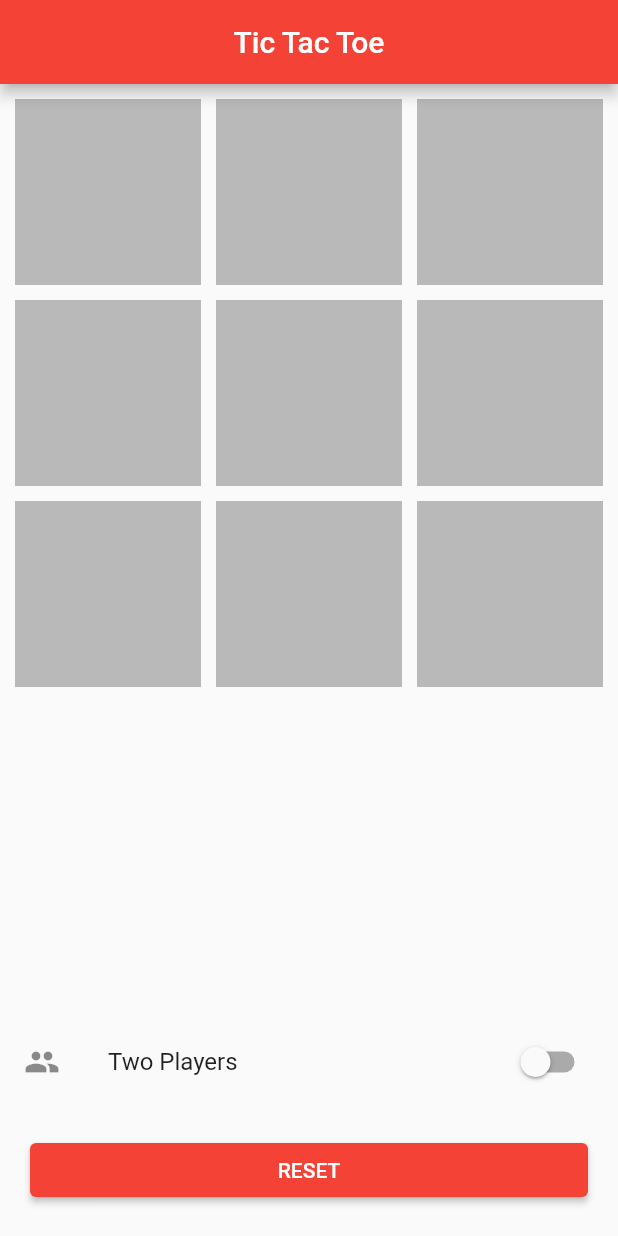
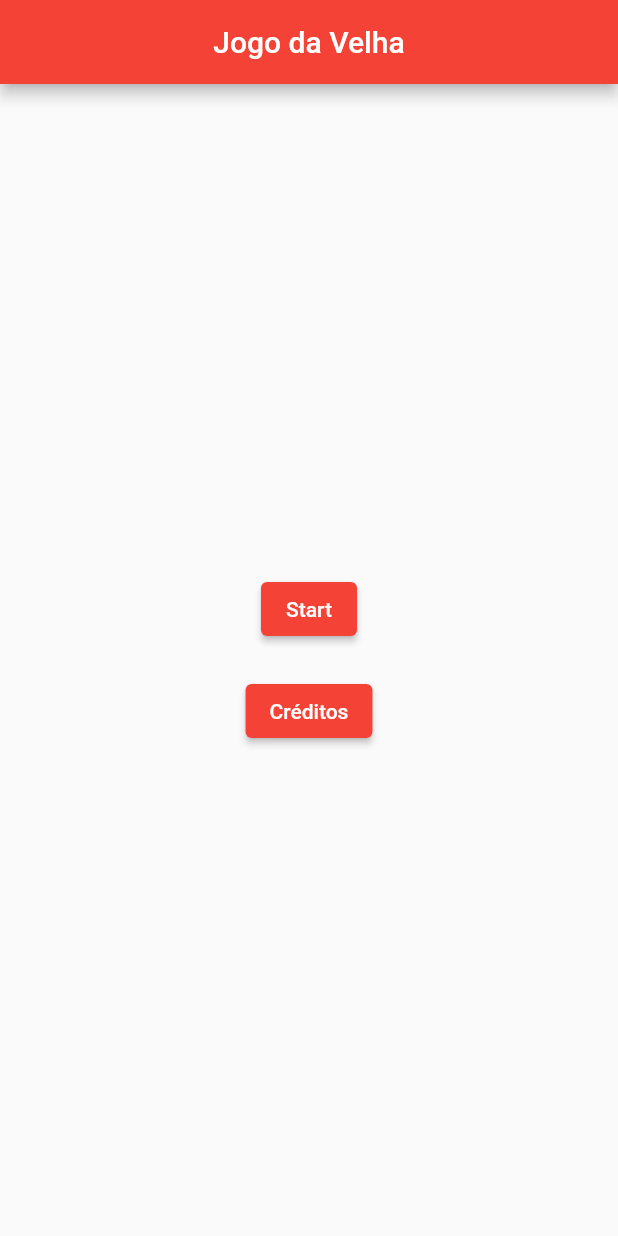
Before and after one commit to jcr04/jogo_da_velha.flutter, a Flutter app: the screen it shows after launch, on a phone screen of 412 x 824 dp. Run offline on Flutter 3.47's test engine with Material 2 defaults, Android fonts, the phone set to English and light mode, and no system bars.

Commit message:
add news páges

```diff
--- a/tictactoe/lib/main.dart
+++ b/tictactoe/lib/main.dart
@@ -1,7 +1,7 @@
 import 'package:flutter/material.dart';
 import 'package:tictactoe/core/constants.dart';
 import 'package:tictactoe/core/theme_app.dart';
-import 'pages/game_page.dart';
+import 'pages/start_page.dart'; // Importe StartPage aqui
 
 void main() {
   runApp(const MyApp());
@@ -16,7 +16,7 @@ class MyApp extends StatelessWidget {
       debugShowCheckedModeBanner: false,
       title: GAME_TITLE,
       theme: themeApp,
-      home: GamePage(),
+      home: const StartPage(), // Altere para StartPage aqui
     );
   }
 }
--- /dev/null
+++ b/tictactoe/lib/pages/start_page.dart
@@ -0,0 +1,65 @@
+import 'package:flutter/material.dart';
+import 'game_page.dart';
+
+class StartPage extends StatelessWidget {
+  const StartPage({super.key});
+
+  @override
+  Widget build(BuildContext context) {
+    return Scaffold(
+      appBar: AppBar(
+        title: const Text('Jogo da Velha'),
+        centerTitle: true,
+      ),
+      body: Center(
+        child: Column(
+          mainAxisSize: MainAxisSize.min,
+          children: [
+            ElevatedButton(
+              onPressed: () {
+                Navigator.push(
+                  context,
+                  MaterialPageRoute(builder: (context) => GamePage()),
+                );
+              },
+              child: const Text('Start'),
+            ),
+            const SizedBox(height: 20), // Espaço entre os botões
+            ElevatedButton(
+              onPressed: () => _showCreditsDialog(context),
+              child: const Text('Créditos'),
+            ),
+          ],
+        ),
+      ),
+    );
+  }
+
+  void _showCreditsDialog(BuildContext context) {
+    showDialog(
+      context: context,
+      builder: (BuildContext context) {
+        return AlertDialog(
+          title: const Text('Créditos'),
+          content: const SingleChildScrollView(
+            child: ListBody(
+              children: <Widget>[
+                Text('Jogo da Velha'),
+                Text('Desenvolvido por: [Seu Nome]'),
+                // Adicione mais linhas de créditos conforme necessário
+              ],
+            ),
+          ),
+          actions: <Widget>[
+            TextButton(
+              child: const Text('Fechar'),
+              onPressed: () {
+                Navigator.of(context).pop();
+              },
+            ),
+          ],
+        );
+      },
+    );
+  }
+}
```
